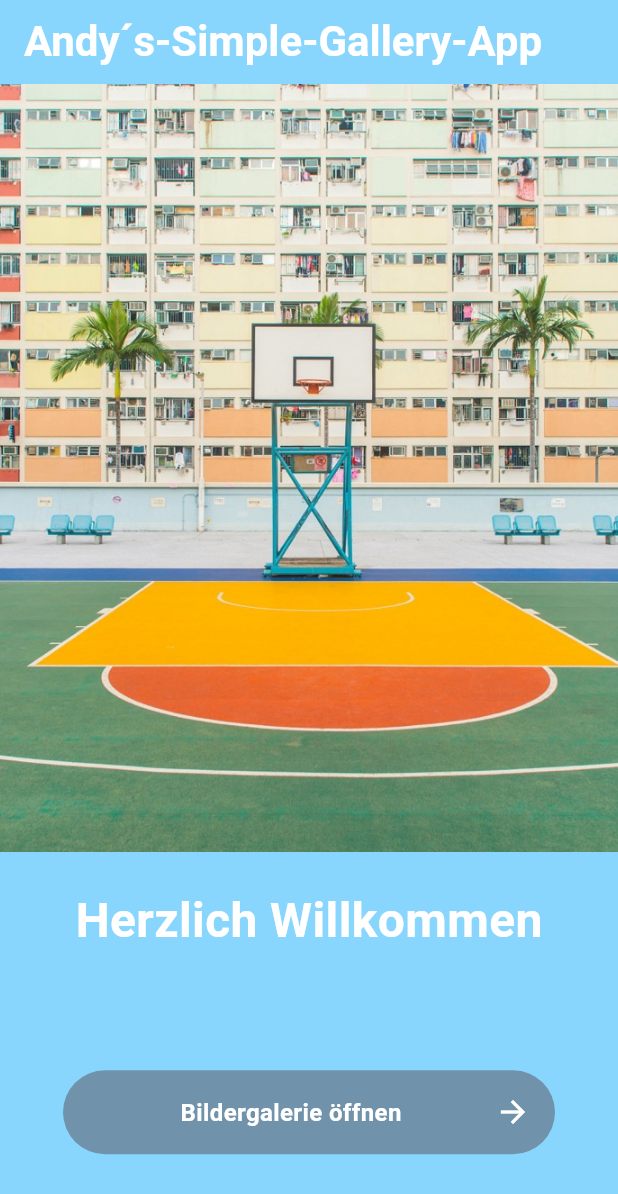
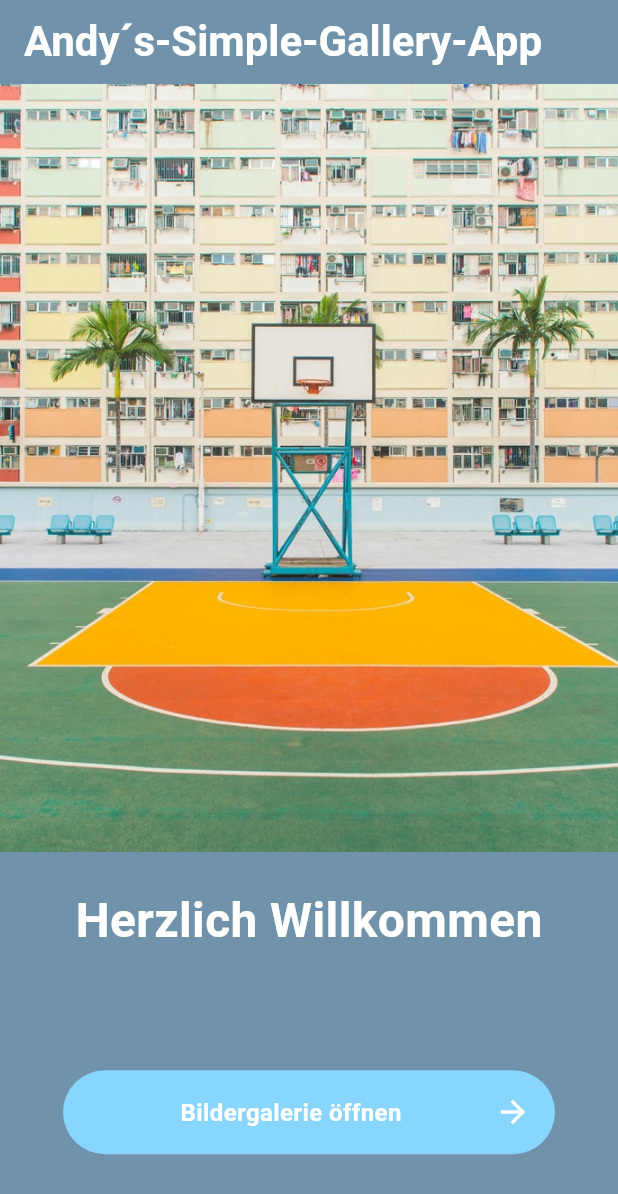
Before and after one commit to Dopa91/simple_gallery_app_dopatka, a Flutter app: the screen it shows after launch, on a phone screen of 412 x 824 dp. Shown: the top 1194 px of the screen. Run offline on Flutter 3.47's test engine with Material 3 defaults, Android fonts, the phone set to English and light mode, and no system bars; drawn by our look-alikes of flutter_image_slideshow.

Commit message:
startPage: Colors adjusted due to design

```diff
--- a/lib/features/startpage/screens/start_page.dart
+++ b/lib/features/startpage/screens/start_page.dart
@@ -15,7 +15,7 @@ class StartPage extends StatelessWidget {
                   fontSize: 28,
                   fontWeight: FontWeight.w600,
                   color: Colors.white))),
-      backgroundColor: const Color.fromARGB(255, 136, 214, 253),
+      backgroundColor: const Color.fromARGB(255, 112, 146, 170),
       body: SafeArea(
         child: Column(
           mainAxisAlignment: MainAxisAlignment.spaceBetween,
@@ -47,7 +47,7 @@ class StartPage extends StatelessWidget {
                 nextSite: () =>
                     Navigator.pushNamed(context, "/gallerybottomnav"),
                 icon: Icons.arrow_forward,
-                color: const Color.fromARGB(255, 112, 146, 170),
+                color: const Color.fromARGB(255, 136, 214, 253),
               ),
             ),
             const SizedBox(
@@ -59,3 +59,7 @@ class StartPage extends StatelessWidget {
     );
   }
 }
+
+
+// Color from background firstTry: Color.fromARGB(255, 136, 214, 253),
+// Color from button firstTry: Color.fromARGB(255, 112, 146, 170),
```
